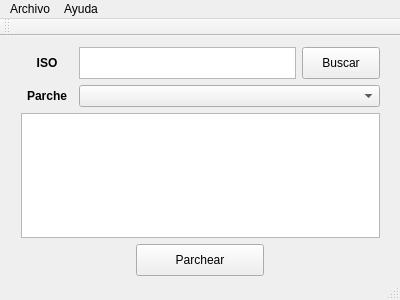
Old version of the form patcher.ui in the repository codestation/mhp3_patcher_pc.
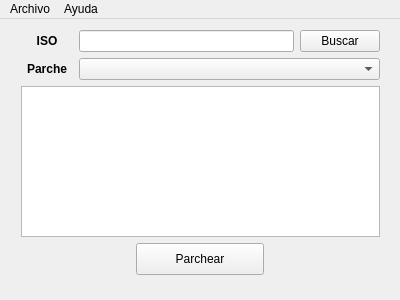
New version of the form.

Commit message: Fixed icon size on windows Changed QPlainTextEdit to QLineEdit

Patch:
```diff
--- a/patcher.ui
+++ b/patcher.ui
@@ -32,7 +32,7 @@
       <x>10</x>
       <y>0</y>
       <width>381</width>
-      <height>251</height>
+      <height>267</height>
      </rect>
     </property>
     <layout class="QVBoxLayout" name="verticalLayout">
@@ -61,13 +61,7 @@
         </widget>
        </item>
        <item>
-        <widget class="QPlainTextEdit" name="iso_path">
-         <property name="maximumSize">
-          <size>
-           <width>16777215</width>
-           <height>32</height>
-          </size>
-         </property>
+        <widget class="QLineEdit" name="iso_path">
          <property name="readOnly">
           <bool>true</bool>
          </property>
@@ -78,7 +72,7 @@
          <property name="minimumSize">
           <size>
            <width>78</width>
-           <height>32</height>
+           <height>0</height>
           </size>
          </property>
          <property name="text">
@@ -191,15 +185,6 @@
    <addaction name="menuArchivo"/>
    <addaction name="menuAyuda"/>
   </widget>
-  <widget class="QToolBar" name="mainToolBar">
-   <attribute name="toolBarArea">
-    <enum>TopToolBarArea</enum>
-   </attribute>
-   <attribute name="toolBarBreak">
-    <bool>false</bool>
-   </attribute>
-  </widget>
-  <widget class="QStatusBar" name="statusBar"/>
   <action name="actionAcerca_de">
    <property name="text">
     <string>Acerca de</string>
```
Left out of the diff: 2 changed lines with no effect on the pictures. The commit also changes 2 other files.
